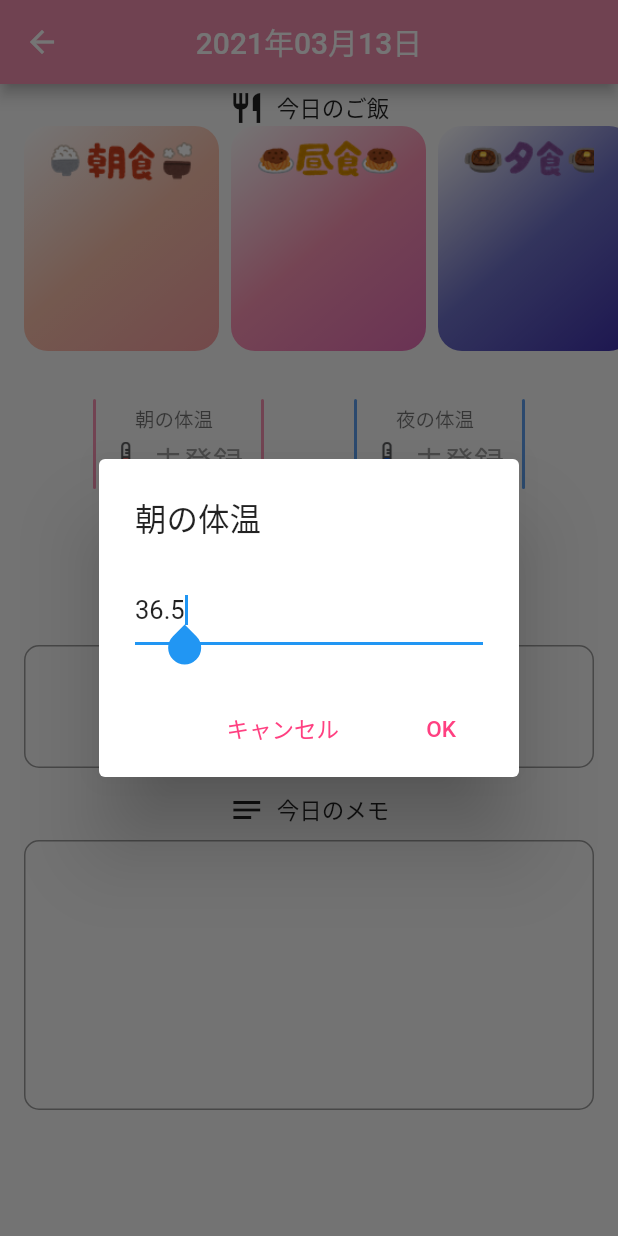
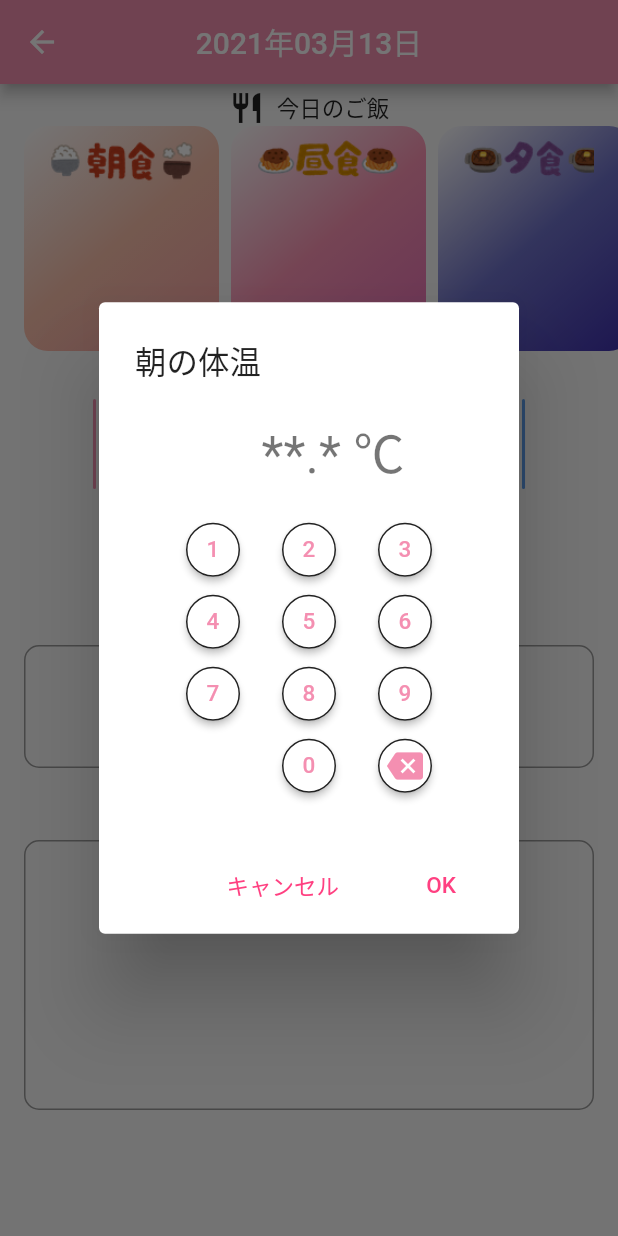
Before and after one commit to hotdrop/dyphic, a Flutter app: the RecordPage screen opened directly with empty values, after a tap on "朝の体温", on a phone screen of 412 x 824 dp. Run offline on Flutter 3.47's test engine with Material 2 defaults, Android fonts, the phone set to English and light mode, and no system bars; our stand-ins replace awesome_dialog, cached_network_image, cloud_firestore, expansion_tile_card, firebase_auth, firebase_core and 10 more; accounts and stored records are empty.

Commit message:
体温の入力ダイアログが使いずらかったので改善

```diff
--- a/lib/ui/widget/app_dialog.dart
+++ b/lib/ui/widget/app_dialog.dart
@@ -149,6 +149,7 @@ class _TextEditDialogState extends State<TextEditDialog> {
       content: TextFormField(
         autofocus: true,
         controller: _controller,
+        maxLines: 3,
       ),
       actions: <Widget>[
         FlatButton(
@@ -173,65 +174,3 @@ class _TextEditDialogState extends State<TextEditDialog> {
     _controller.dispose();
   }
 }
-
-///
-/// 体温入力フィールド付きのダイアログ
-///
-class TemperatureEditDialog extends StatefulWidget {
-  const TemperatureEditDialog({
-    @required this.title,
-    @required this.initValue,
-  });
-
-  final String title;
-  final double initValue;
-
-  @override
-  _TemperatureEditDialogState createState() => _TemperatureEditDialogState();
-}
-
-class _TemperatureEditDialogState extends State<TemperatureEditDialog> {
-  final _controller = TextEditingController();
-
-  @override
-  void initState() {
-    super.initState();
-    _controller.text = widget.initValue.toString();
-  }
-
-  @override
-  Widget build(BuildContext context) {
-    return AlertDialog(
-      title: Text(widget.title),
-      content: TextFormField(
-        keyboardType: TextInputType.number,
-        autofocus: true,
-        controller: _controller,
-        decoration: InputDecoration(
-          hintText: AppStrings.recordTemperatureTextHint,
-        ),
-      ),
-      actions: <Widget>[
-        FlatButton(
-          child: Text(AppStrings.dialogCancelLabel),
-          onPressed: () {
-            Navigator.pop(context);
-          },
-        ),
-        FlatButton(
-          child: Text(AppStrings.dialogOkLabel),
-          onPressed: () {
-            final inputValue = double.parse(_controller.text);
-            Navigator.pop<double>(context, inputValue);
-          },
-        ),
-      ],
-    );
-  }
-
-  @override
-  void dispose() {
-    super.dispose();
-    _controller.dispose();
-  }
-}
--- a/lib/ui/widget/app_temperature.dart
+++ b/lib/ui/widget/app_temperature.dart
@@ -1,6 +1,6 @@
 import 'package:dyphic/common/app_colors.dart';
 import 'package:dyphic/common/app_strings.dart';
-import 'package:dyphic/ui/widget/app_dialog.dart';
+import 'package:dyphic/ui/widget/app_temperature_dialog.dart';
 import 'package:flutter/material.dart';
 
 class AppTemperature extends StatelessWidget {
@@ -46,9 +46,9 @@ class AppTemperature extends StatelessWidget {
         final inputValue = await showDialog<double>(
           context: context,
           builder: (context) {
-            return TemperatureEditDialog(
+            return AppTemperatureEditDialog(
               title: dialogTitle,
-              initValue: (temperature > 0) ? temperature : 36.5,
+              initValue: temperature,
             );
           },
         );
--- /dev/null
+++ b/lib/ui/widget/app_temperature_dialog.dart
@@ -0,0 +1,190 @@
+import 'package:dyphic/common/app_strings.dart';
+import 'package:flutter/material.dart';
+
+class AppTemperatureEditDialog extends StatefulWidget {
+  const AppTemperatureEditDialog({
+    @required this.title,
+    this.initValue,
+  });
+
+  final String title;
+  final double initValue;
+
+  @override
+  _AppTemperatureEditDialogState createState() => _AppTemperatureEditDialogState();
+}
+
+class _AppTemperatureEditDialogState extends State<AppTemperatureEditDialog> {
+  final _controller = TextEditingController();
+  List<String> inputValues;
+
+  @override
+  void initState() {
+    super.initState();
+
+    if (widget.initValue > 0) {
+      final initVal = widget.initValue.toString();
+      inputValues = initVal.split('');
+      _controller.text = '$initVal ℃';
+    } else {
+      inputValues = [];
+      _controller.text = '**.* ℃';
+    }
+  }
+
+  void input(int i) {
+    setState(() {
+      if (inputValues.isEmpty) {
+        _controller.text = '$i*.* ℃';
+        inputValues.add(i.toString());
+      } else if (inputValues.length == 1) {
+        _controller.text = '${inputValues.join()}$i.* ℃';
+        inputValues.add(i.toString());
+      } else if (inputValues.length >= 2 && inputValues.length <= 3) {
+        _controller.text = '${inputValues.join()}.$i ℃';
+        inputValues.add('.');
+        inputValues.add(i.toString());
+      } else {
+        // これ以外は無視
+      }
+    });
+  }
+
+  void delete() {
+    setState(() {
+      if (inputValues.length == 1) {
+        _controller.text = '**.* ℃';
+        inputValues.removeLast();
+      } else if (inputValues.length == 2) {
+        inputValues.removeLast();
+        _controller.text = '${inputValues.join()}*.* ℃';
+      } else if (inputValues.length == 4) {
+        inputValues.removeLast();
+        inputValues.removeLast();
+        _controller.text = '${inputValues.join()}.* ℃';
+      } else {
+        // これ以外は無視
+      }
+    });
+  }
+
+  @override
+  Widget build(BuildContext context) {
+    return AlertDialog(
+      title: Text(widget.title),
+      content: Column(
+        mainAxisSize: MainAxisSize.min,
+        children: [
+          Padding(
+            padding: const EdgeInsets.only(left: 32.0),
+            child: Text(
+              '${_controller.text}',
+              style: Theme.of(context).textTheme.headline4,
+            ),
+          ),
+          SizedBox(height: 16.0),
+          _keyboard(context),
+        ],
+      ),
+      actions: <Widget>[
+        FlatButton(
+          child: Text(AppStrings.dialogCancelLabel),
+          onPressed: () => Navigator.pop(context),
+        ),
+        FlatButton(
+          child: Text(AppStrings.dialogOkLabel),
+          onPressed: () {
+            String v = inputValues.join();
+            Navigator.pop<double>(context, double.parse(v));
+          },
+        ),
+      ],
+    );
+  }
+
+  @override
+  void dispose() {
+    super.dispose();
+    _controller.dispose();
+  }
+
+  Widget _keyboard(BuildContext context) {
+    return Row(
+      mainAxisAlignment: MainAxisAlignment.center,
+      crossAxisAlignment: CrossAxisAlignment.start,
+      children: [
+        Column(
+          children: [
+            NumberCircleButton(number: 1, onTap: () => input(1)),
+            NumberCircleButton(number: 4, onTap: () => input(4)),
+            NumberCircleButton(number: 7, onTap: () => input(7)),
+          ],
+        ),
+        Column(
+          children: [
+            NumberCircleButton(number: 2, onTap: () => input(2)),
+            NumberCircleButton(number: 5, onTap: () => input(5)),
+            NumberCircleButton(number: 8, onTap: () => input(8)),
+            NumberCircleButton(number: 0, onTap: () => input(0)),
+          ],
+        ),
+        Column(
+          children: [
+            NumberCircleButton(number: 3, onTap: () => input(3)),
+            NumberCircleButton(number: 6, onTap: () => input(6)),
+            NumberCircleButton(number: 9, onTap: () => input(9)),
+            IconCircleButton(icon: Icons.backspace, onTap: () => delete()),
+          ],
+        ),
+      ],
+    );
+  }
+}
+
+///
+/// 数字ボタン
+///
+class NumberCircleButton extends StatelessWidget {
+  const NumberCircleButton({@required this.number, @required this.onTap});
+
+  final int number;
+  final VoidCallback onTap;
+
+  @override
+  Widget build(BuildContext context) {
+    return ElevatedButton(
+      style: ElevatedButton.styleFrom(
+          primary: Colors.white,
+          onPrimary: Theme.of(context).primaryColor,
+          shape: const CircleBorder(
+            side: BorderSide(color: Colors.black87, width: 1, style: BorderStyle.solid),
+          )),
+      onPressed: onTap,
+      child: Center(child: Text('$number')),
+    );
+  }
+}
+
+///
+/// アイコンボタン
+///
+class IconCircleButton extends StatelessWidget {
+  const IconCircleButton({@required this.icon, @required this.onTap});
+
+  final IconData icon;
+  final VoidCallback onTap;
+
+  @override
+  Widget build(BuildContext context) {
+    return ElevatedButton(
+      style: ElevatedButton.styleFrom(
+          primary: Colors.white,
+          onPrimary: Theme.of(context).primaryColor,
+          shape: const CircleBorder(
+            side: BorderSide(color: Colors.black87, width: 1, style: BorderStyle.solid),
+          )),
+      onPressed: onTap,
+      child: Center(child: Icon(icon)),
+    );
+  }
+}
```
